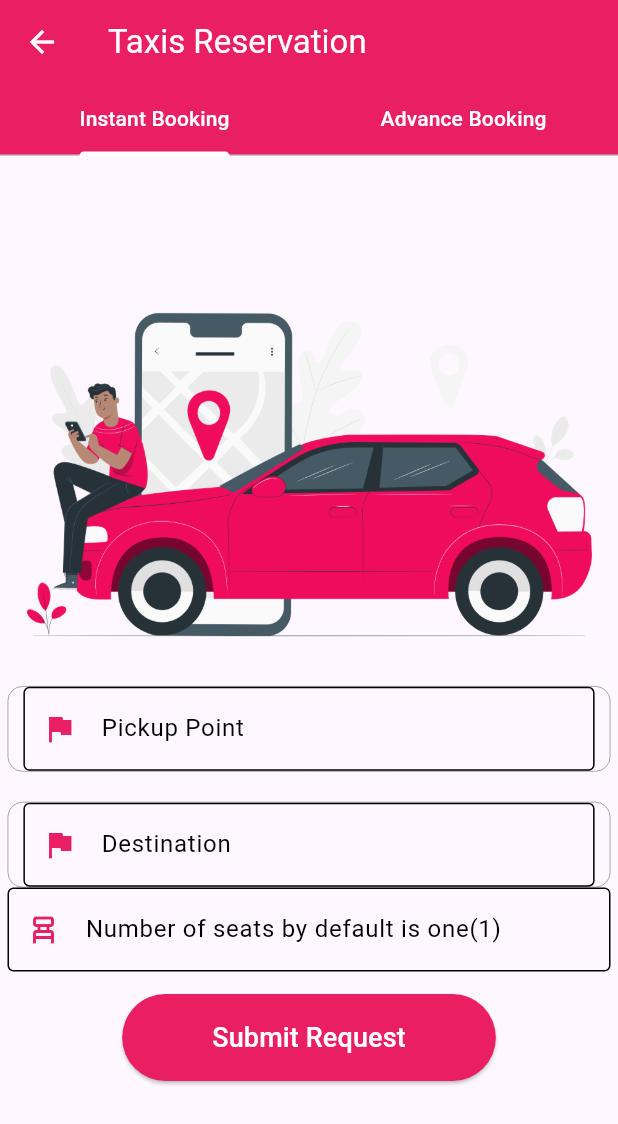
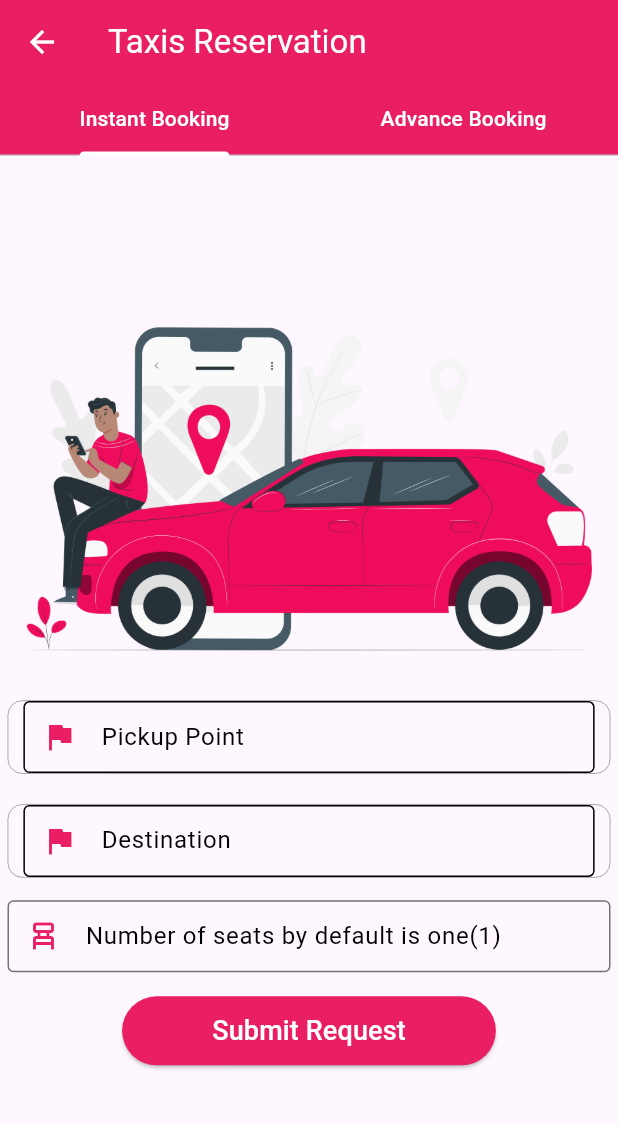
Before and after one commit to Chayielucrese/mobility_planning_version2, a Flutter app: the ReservationScreen screen opened by its route, on a phone screen of 412 x 824 dp. Shown: the top 1124 px of the screen. Run offline on Flutter 3.47's test engine with Material 3 defaults, Android fonts, the phone set to English and light mode, and no system bars; drawn by our look-alikes of google_places_flutter; our stand-ins replace firebase_core, firebase_messaging, get, google_maps_flutter, image_picker, jwt_decoder and 2 more; missing offline and left inert: open_street_map_search_and_pick; accounts and stored records are empty; network calls fail.

Commit message:
first commit

```diff
--- a/lib/Components/mypopup.dart
+++ b/lib/Components/mypopup.dart
@@ -1,9 +1,8 @@
 import 'dart:io';
 import 'package:flutter/material.dart';
 import 'package:flutter_application_1/Components/document_upload.dart';
-import 'package:flutter_application_1/Routes/app_routes.dart';
-import 'package:get/get.dart';
-import 'package:image_picker/image_picker.dart';
+
+
 // Import the DocumentUploadGrid widget
 
 class MyPopupComponent extends StatefulWidget {
--- a/lib/Components/subcription Component.dart
+++ b/lib/Components/subcription Component.dart
@@ -64,7 +64,7 @@ class _SubscribeNowPageState extends State<SubscribeNowPage> {
             SizedBox(height: 20),
 
             // Payment Method Selection
-            Text(
+            const Text(
               "Select Payment Method",
               style: TextStyle(fontSize: 20, fontWeight: FontWeight.bold),
             ),
--- a/lib/Config/default_api_link.dart
+++ b/lib/Config/default_api_link.dart
@@ -1,3 +1,3 @@
 class Config {
-  static const String apiUrl = 'http://192.168.100.39:9000/api';
+  static const String apiUrl = 'http://192.168.43.218:9000/api';
 }
--- a/lib/Screens/Client_dashboard/RequestForm/request_form_screen.dart
+++ b/lib/Screens/Client_dashboard/RequestForm/request_form_screen.dart
@@ -1,6 +1,7 @@
 import 'dart:developer';
 
 import 'package:flutter/material.dart';
+import 'package:flutter_application_1/Components/TextField.dart';
 import 'package:flutter_application_1/Screens/Client_dashboard/RequestForm/request_form_ctrl.dart';
 import 'package:flutter_application_1/Service/google_palaces_api_service.dart';
 import 'package:get/get.dart';
@@ -83,6 +84,8 @@ class ReservationScreen extends StatelessWidget {
                                       ),
                                       prefixIcon:
                                           Icon(Icons.flag, color: Colors.pink),
+                                      contentPadding: EdgeInsets.symmetric(
+                                          vertical: 4.0, horizontal: 12.0),
                                     ),
 
                                     debounceTime: 300, // default 600 ms,
@@ -155,6 +158,8 @@ class ReservationScreen extends StatelessWidget {
                                       ),
                                       prefixIcon:
                                           Icon(Icons.flag, color: Colors.pink),
+                                      contentPadding: EdgeInsets.symmetric(
+                                          vertical: 4.0, horizontal: 12.0),
                                     ),
 
                                     debounceTime: 300, // default 600 ms,
@@ -206,25 +211,19 @@ class ReservationScreen extends StatelessWidget {
                                     // place type
                                     placeType: PlaceType.geocode,
                                   ),
-                                  TextField(
-                                    controller: controller.numberOfSeatsController,
+                                  SizedBox(height: 15),
+                                  appTextField(
+                                    controller:
+                                        controller.numberOfSeatsController,
                                     keyboardType: TextInputType.text,
-                                    decoration: InputDecoration(
+
+
                                       labelText:
                                           'Number of seats by default is one(1)',
-                                      labelStyle:
-                                          TextStyle(color: Colors.black),
-                                      enabledBorder: OutlineInputBorder(
-                                        borderSide:
-                                            BorderSide(color: Colors.black),
-                                      ),
-                                      focusedBorder: OutlineInputBorder(
-                                        borderSide:
-                                            BorderSide(color: Colors.pink),
-                                      ),
-                                      prefixIcon: Icon(Icons.chair_alt_outlined,
-                                          color: Colors.pink),
-                                    ),
+
+                                      icon:Icons.chair_alt_outlined,
+
+
                                   ),
                                   //submit button
                                   SizedBox(height: 15),
@@ -236,7 +235,7 @@ class ReservationScreen extends StatelessWidget {
                                     style: ElevatedButton.styleFrom(
                                       backgroundColor: Colors.pink,
                                       padding: EdgeInsets.symmetric(
-                                          horizontal: 60.0, vertical: 16.0),
+                                          horizontal: 60.0, vertical: 10.0),
                                       shape: RoundedRectangleBorder(
                                         borderRadius:
                                             BorderRadius.circular(30.0),
@@ -430,9 +429,9 @@ class ReservationScreen extends StatelessWidget {
                                     ),
                                     child: Text(
                                       'Submit Request',
-                                        style: TextStyle(
-                                            fontSize: 18, color: Colors.  white),
-                                      ),
+                                      style: TextStyle(
+                                          fontSize: 18, color: Colors.white),
+                                    ),
                                   ),
                                 ],
                               ),
--- a/lib/Screens/SignUp/signup_controller.dart
+++ b/lib/Screens/SignUp/signup_controller.dart
@@ -111,8 +111,8 @@ class SignupController extends GetxController {
         formKey.currentState!.reset();
       } else {
         final errorResponse = json.decode(response.body);
-        Get.snackbar('Registration failed', errorResponse['msg'],
-            backgroundColor: Colors.pink, colorText: Colors.white);
+        alertError("${errorResponse['msg']}");
+
       }
     } catch (e) {
       print("Error occurred during registration: $e");
--- a/pubspec.yaml
+++ b/pubspec.yaml
@@ -28,7 +28,6 @@ dependencies:
   google_places_flutter: ^2.0.9
   jwt_decoder: ^2.0.1
   google_places_autocomplete_text_field: ^0.1.3
-  video_player: ^2.9.1
   dropdown_search: ^5.0.6
   open_street_map_search_and_pick: ^0.1.1
   firebase_core: ^3.4.0
```
Also changed, not shown: lib/Screens/Driver_dashboard/Statistics/statistics_ctrl.dart (+47 -25 lines), lib/Screens/Driver_dashboard/Statistics/statistics_screen.dart (+10 -30 lines), lib/Screens/Driver_dashboard/Subscription/subcription_screen.dart (+2 -7 lines), pubspec.lock, 5 other files.
